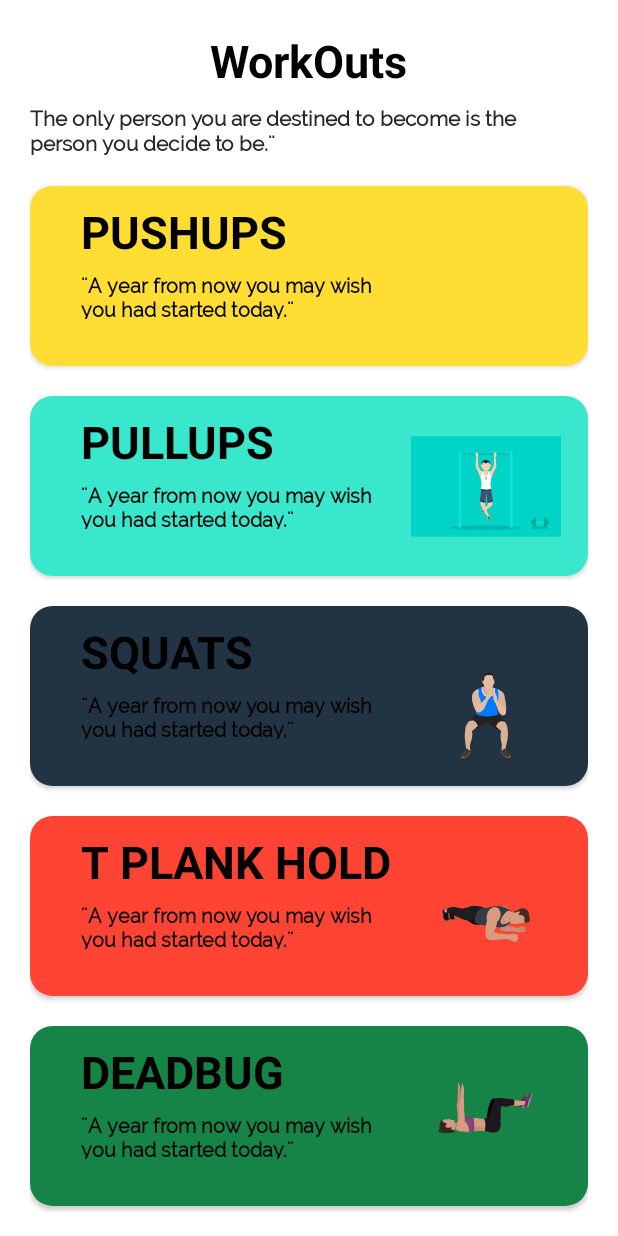
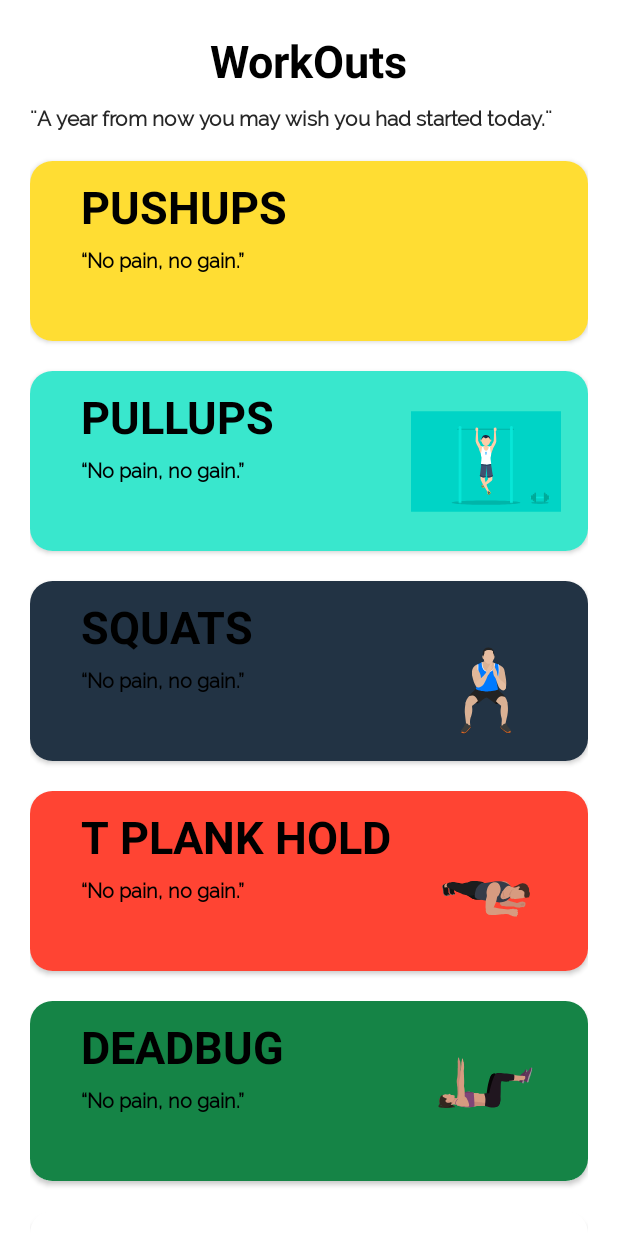
Before and after one commit to Srujangv05/Beast-Fitness, an Android app: the WorkoutActivity screen opened directly, with no data from a screen before it, on a phone screen of 412 x 824 dp. Run offline under Robolectric (Android 15) with nearby library versions, the phone set to English and light mode, and no system bars; Roboto replaces fonts that are not available here.

Commit message:
seperate strings added

```diff
--- a/app/src/main/res/layout/activity_workout.xml
+++ b/app/src/main/res/layout/activity_workout.xml
@@ -31,7 +31,7 @@
         <TextView
             android:layout_width="wrap_content"
             android:layout_height="wrap_content"
-            android:text="@string/quote1"
+            android:text="@string/quote3"
             android:textStyle="bold"
             android:textColor="#272727"
             android:fontFamily="@font/raleway"
@@ -88,7 +88,7 @@
                     android:layout_marginStart="24dp"
                     android:layout_marginTop="8dp"
                     android:fontFamily="@font/raleway"
-                    android:text="@string/quote3"
+                    android:text="@string/pushup"
                     android:textSize="13sp"
                     android:textStyle="bold"
                     android:textColor="#000"
@@ -144,7 +144,7 @@
                     android:layout_marginStart="24dp"
                     android:layout_marginTop="8dp"
                     android:fontFamily="@font/raleway"
-                    android:text="@string/quote3"
+                    android:text="@string/pullup"
                     android:textSize="13sp"
                     android:textStyle="bold"
                     android:textColor="#000"
@@ -200,7 +200,7 @@
                     android:layout_marginStart="24dp"
                     android:layout_marginTop="8dp"
                     android:fontFamily="@font/raleway"
-                    android:text="@string/quote3"
+                    android:text="@string/squats"
                     android:textSize="13sp"
                     android:textStyle="bold"
                     android:textColor="#000"
@@ -256,7 +256,7 @@
                     android:layout_marginStart="24dp"
                     android:layout_marginTop="8dp"
                     android:fontFamily="@font/raleway"
-                    android:text="@string/quote3"
+                    android:text="@string/tplank"
                     android:textSize="13sp"
                     android:textStyle="bold"
                     android:textColor="#000"
@@ -312,7 +312,7 @@
                     android:layout_marginStart="24dp"
                     android:layout_marginTop="8dp"
                     android:fontFamily="@font/raleway"
-                    android:text="@string/quote3"
+                    android:text="@string/deadbug"
                     android:textSize="13sp"
                     android:textStyle="bold"
                     android:textColor="#000"
@@ -368,7 +368,7 @@
                     android:layout_marginStart="24dp"
                     android:layout_marginTop="8dp"
                     android:fontFamily="@font/raleway"
-                    android:text="@string/quote3"
+                    android:text="@string/skipping"
                     android:textSize="13sp"
                     android:textStyle="bold"
                     android:textColor="#000"
@@ -424,7 +424,7 @@
                     android:layout_marginStart="24dp"
                     android:layout_marginTop="8dp"
                     android:fontFamily="@font/raleway"
-                    android:text="@string/quote3"
+                    android:text="@string/heavysquats"
                     android:textSize="13sp"
                     android:textStyle="bold"
                     android:textColor="#000"
@@ -480,7 +480,7 @@
                     android:layout_marginStart="24dp"
                     android:layout_marginTop="8dp"
                     android:fontFamily="@font/raleway"
-                    android:text="@string/quote3"
+                    android:text="@string/splitjump"
                     android:textSize="13sp"
                     android:textStyle="bold"
                     android:textColor="#000"
--- a/app/src/main/res/layout/fragment_fitness.xml
+++ b/app/src/main/res/layout/fragment_fitness.xml
@@ -77,6 +77,7 @@
         android:layout_marginEnd="24dp"
         android:fontFamily="@font/aclonica"
         android:text="TIPS"
+        android:textColor="@color/black"
         android:textStyle="bold"
         app:layout_constraintEnd_toEndOf="parent"
         app:layout_constraintTop_toBottomOf="@+id/tipsbtn1" />
@@ -98,6 +99,7 @@
         android:layout_marginStart="48dp"
         android:layout_marginTop="28dp"
         android:fontFamily="@font/aclonica"
+        android:textColor="@color/black"
         android:text="DIET"
         android:textStyle="bold"
         app:layout_constraintStart_toEndOf="@+id/textView4"
@@ -120,6 +122,7 @@
         android:layout_marginStart="33dp"
         android:layout_marginTop="28dp"
         android:fontFamily="@font/aclonica"
+        android:textColor="@color/black"
         android:text="MUSIC"
         android:textStyle="bold"
         app:layout_constraintStart_toEndOf="@+id/textView5"
@@ -132,6 +135,7 @@
         android:layout_marginStart="32dp"
         android:layout_marginTop="28dp"
         android:fontFamily="@font/aclonica"
+        android:textColor="@color/black"
         android:text="BMI"
         android:textStyle="bold"
         app:layout_constraintStart_toStartOf="parent"
@@ -145,6 +149,7 @@
         android:layout_marginTop="28dp"
         android:layout_marginEnd="36dp"
         android:fontFamily="@font/aclonica"
+        android:textColor="@color/black"
         android:text="QUOTES"
         android:textStyle="bold"
         app:layout_constraintEnd_toStartOf="@+id/textView8"
--- a/app/src/main/res/values/strings.xml
+++ b/app/src/main/res/values/strings.xml
@@ -30,4 +30,17 @@
     <string name="quote10">“A champion is someone who gets up when they can’t.”</string>
     <string name="quote11">¨Get comfortable with being uncomfortable!¨</string>
     <string name="quote12">“No pain, no gain.”</string>
+    <string name="pushup">“No pain, no gain.”</string>
+    <string name="pullup">“No pain, no gain.”</string>
+    <string name="squats">“No pain, no gain.”</string>
+    <string name="tplank">“No pain, no gain.”</string>
+    <string name="deadbug">“No pain, no gain.”</string>
+    <string name="skipping">“No pain, no gain.”</string>
+    <string name="heavysquats">“No pain, no gain.”</string>
+    <string name="splitjump">“No pain, no gain.”</string>
+    <string name="virkshasana">“No pain, no gain.”</string>
+    <string name="cobrasana">“No pain, no gain.”</string>
+    <string name="pranayama">“No pain, no gain.”</string>
+    <string name="yogasana">“No pain, no gain.”</string>
+    <string name="utkatasana">“No pain, no gain.”</string>
 </resources>
```
Also changed, not shown: app/src/main/res/layout/activity_yoga.xml (+6 -6 lines).
